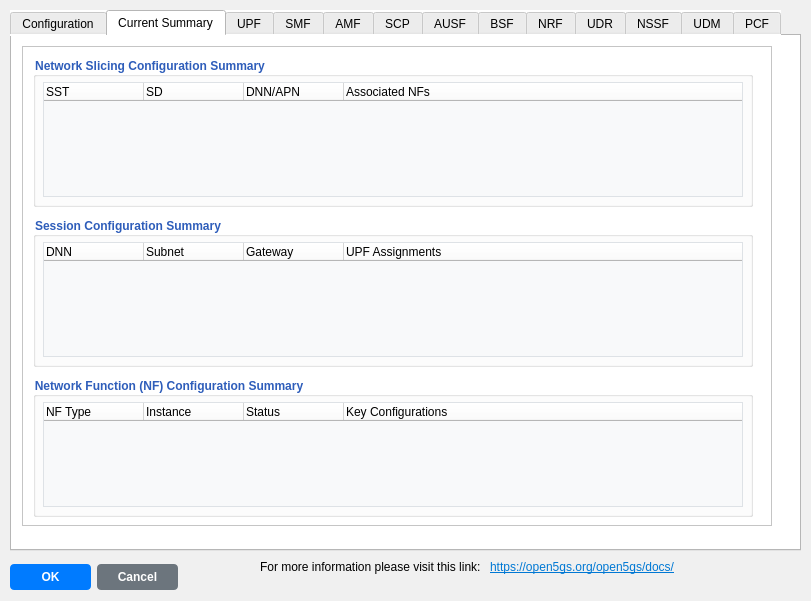
The window that netflux5g-editor/src/gui/ui/Component5G_properties.ui (adaptivenetworklab/NetFlux5G) describes before a commit, drawn with Qt 5.
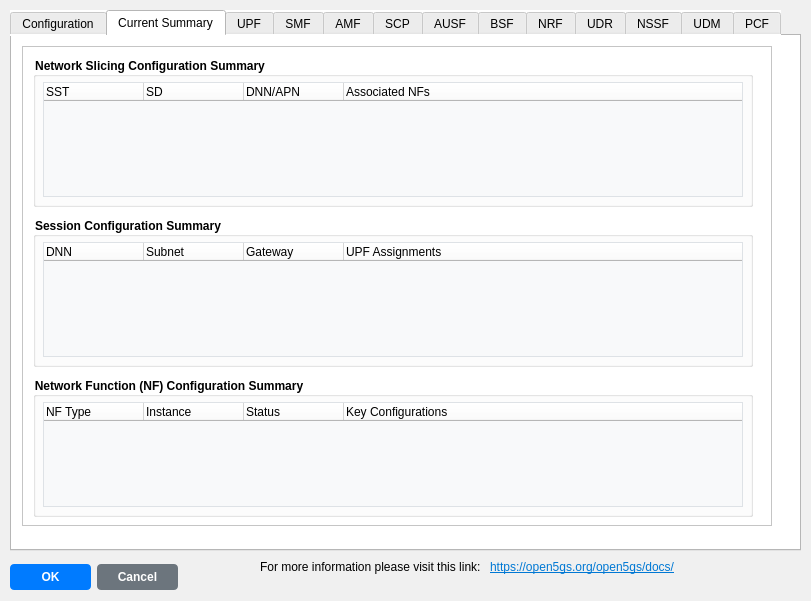
The same window after the commit. The open tabs and pages were chosen to show the change.

Commit message: Change component 5g

Patch:
```diff
--- a/netflux5g-editor/src/gui/ui/Component5G_properties.ui
+++ b/netflux5g-editor/src/gui/ui/Component5G_properties.ui
@@ -613,12 +613,12 @@
           <height>150</height>
          </rect>
         </property>
+        <property name="styleSheet">
+         <string notr="true">QGroupBox { font-weight: bold }</string>
+        </property>
         <property name="title">
          <string>Network Slicing Configuration Summary</string>
         </property>
-        <property name="styleSheet">
-         <string notr="true">QGroupBox { font-weight: bold; color: #2E5DBA; }</string>
-        </property>
         <widget class="QTreeWidget" name="slicingConfigTree">
          <property name="geometry">
           <rect>
@@ -675,12 +675,12 @@
           <height>150</height>
          </rect>
         </property>
+        <property name="styleSheet">
+         <string notr="true">QGroupBox { font-weight: bold }</string>
+        </property>
         <property name="title">
          <string>Session Configuration Summary</string>
         </property>
-        <property name="styleSheet">
-         <string notr="true">QGroupBox { font-weight: bold; color: #2E5DBA; }</string>
-        </property>
         <widget class="QTreeWidget" name="sessionConfigTree">
          <property name="geometry">
           <rect>
@@ -737,12 +737,12 @@
           <height>140</height>
          </rect>
         </property>
+        <property name="styleSheet">
+         <string notr="true">QGroupBox { font-weight: bold }</string>
+        </property>
         <property name="title">
          <string>Network Function (NF) Configuration Summary</string>
         </property>
-        <property name="styleSheet">
-         <string notr="true">QGroupBox { font-weight: bold; color: #2E5DBA; }</string>
-        </property>
         <widget class="QTreeWidget" name="nfConfigTree">
          <property name="geometry">
           <rect>
```
Left out of the diff: 2 changed lines with no effect on the pictures.
